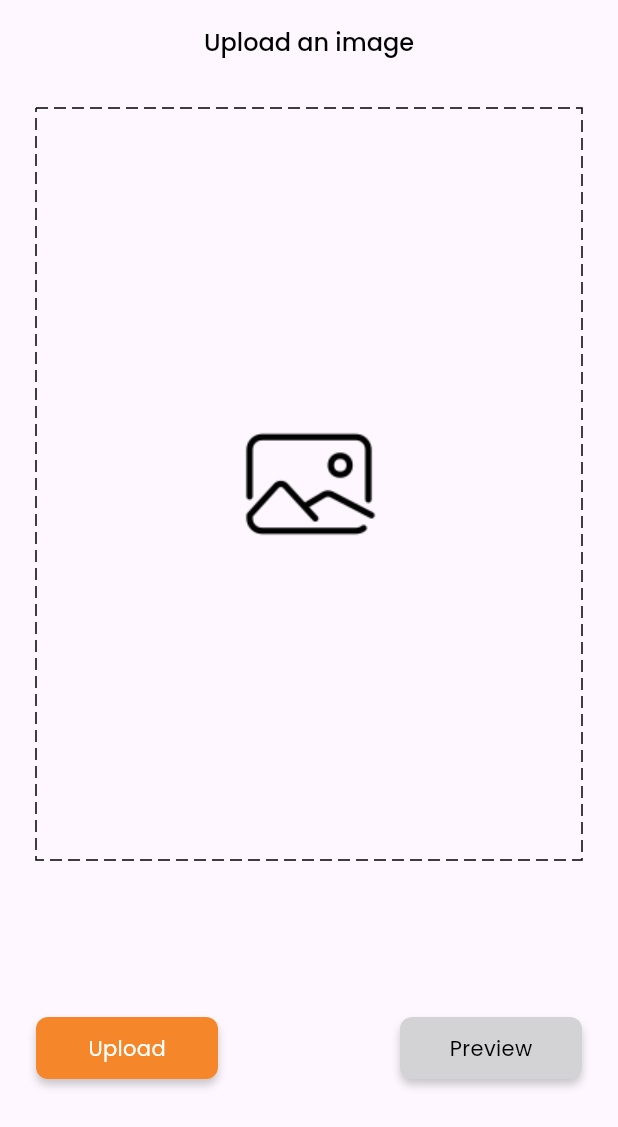
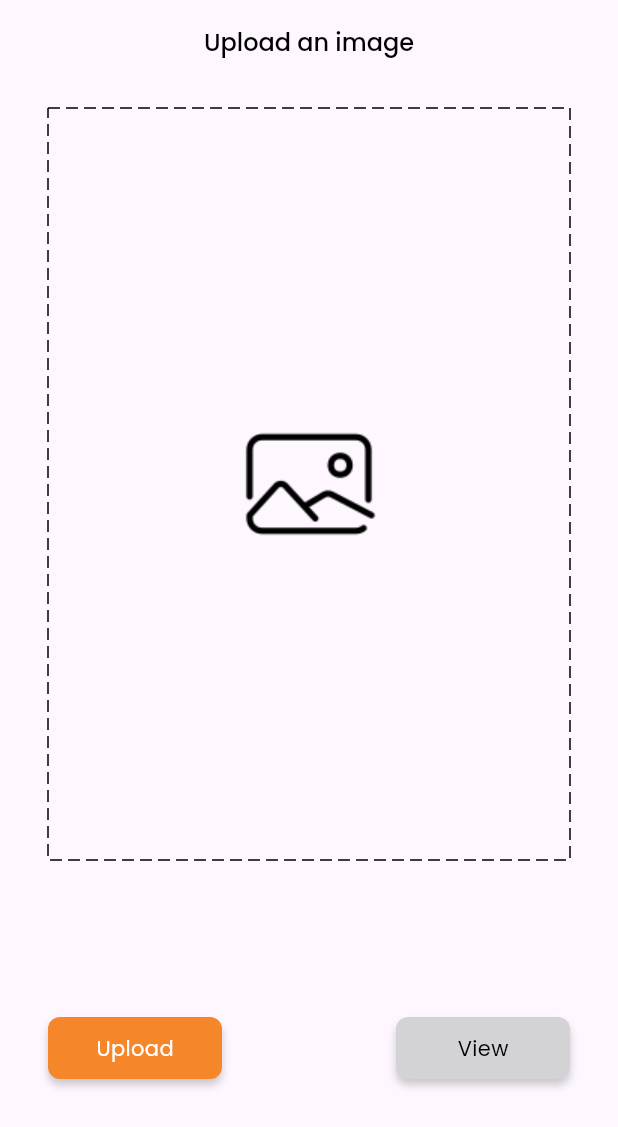
Before and after one commit to Ankit180898/codeland, a Flutter app: the HomeScreen screen opened directly, on a phone screen of 412 x 824 dp. Shown: the top 1127 px of the screen. Run offline on Flutter 3.47's test engine with Material 3 defaults, Android fonts, the phone set to English and light mode, and no system bars; drawn by our look-alikes of dotted_border; our stand-ins replace google_fonts, image_picker, permission_handler.

Commit message:
Spacing added

```diff
--- a/lib/view/home/home_screen.dart
+++ b/lib/view/home/home_screen.dart
@@ -37,7 +37,7 @@ class _HomeScreenState extends State<HomeScreen> {
         centerTitle: true,
       ),
       body: Padding(
-        padding: const EdgeInsets.symmetric(horizontal: 24.0),
+        padding: const EdgeInsets.symmetric(horizontal: 32.0),
         child: Column(
           mainAxisAlignment: MainAxisAlignment.center,
           children: [
@@ -79,7 +79,7 @@ class _HomeScreenState extends State<HomeScreen> {
                   const Spacer(),
                   Expanded(
                     child: CustomButton(
-                      text: "Preview",
+                      text: "View",
                       onPressed: () {
                         if (_image != null) {
                           // Show the uploaded image in a preview dialog
```
Also changed, not shown: lib/view/login/login_screen.dart (+5 -3 lines).
